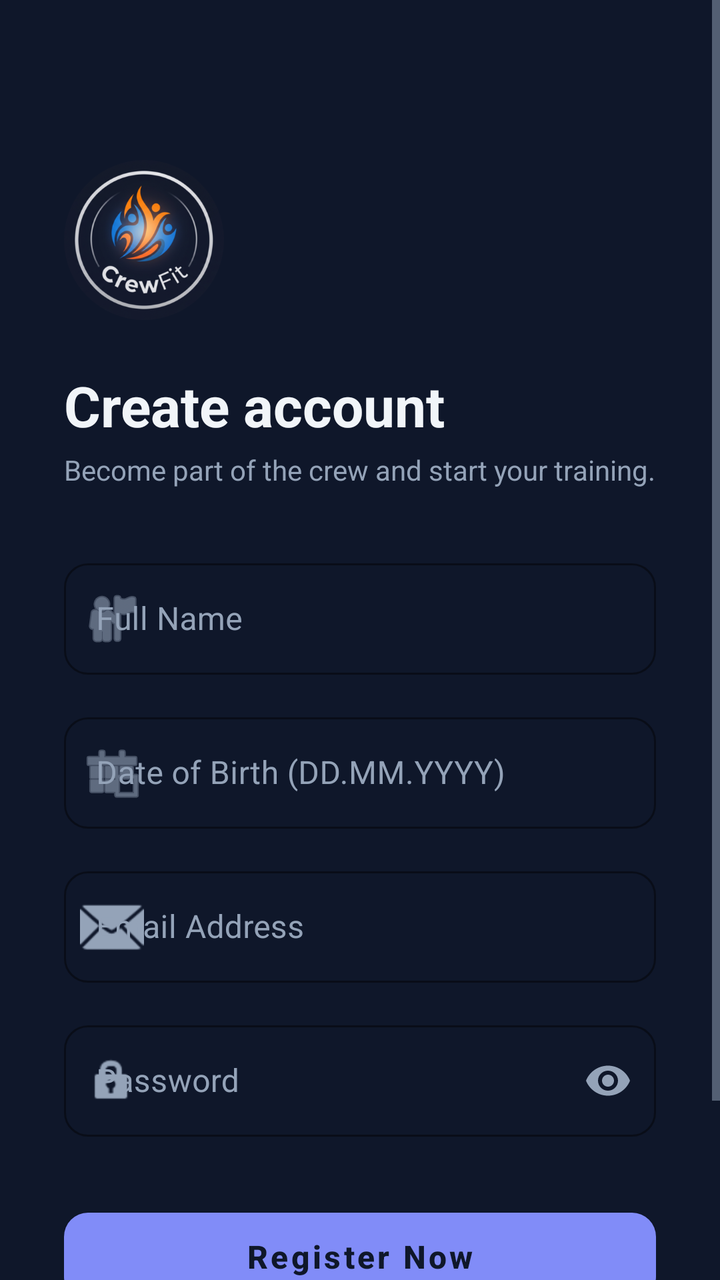
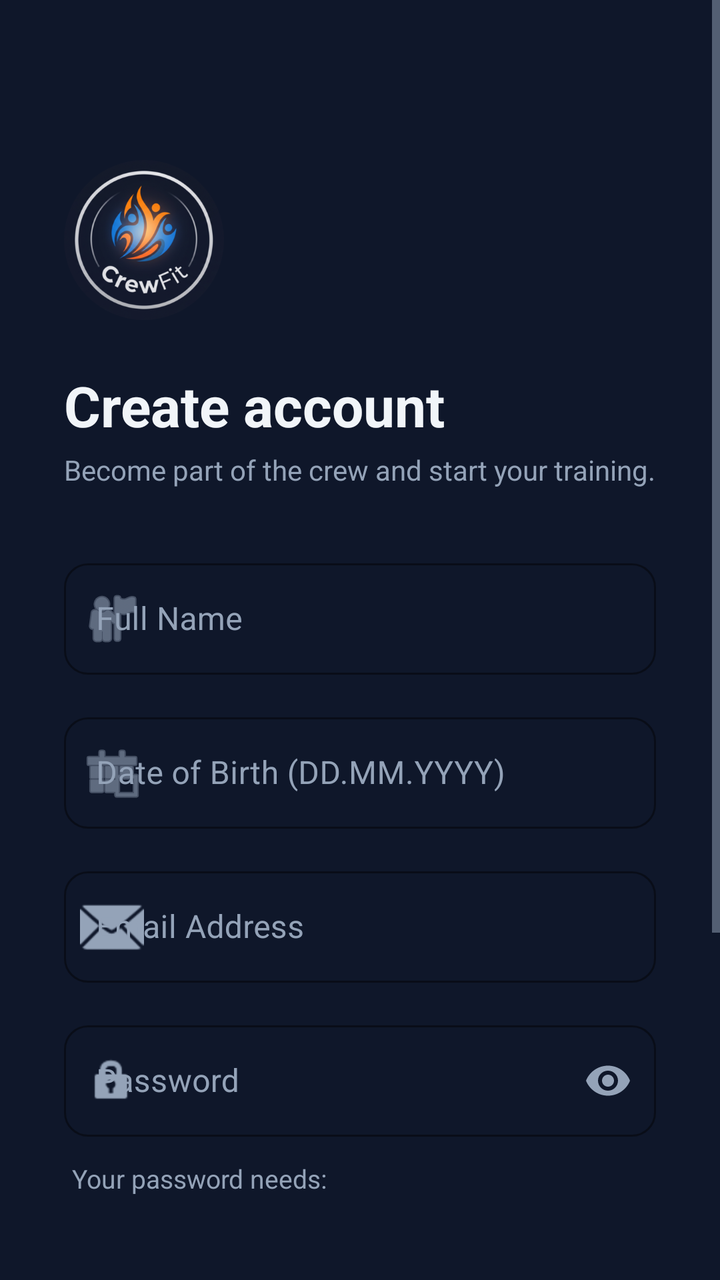

Before-and-after screenshots of an Android layout around one commit, followed by the original layout XML and the change that was made.
<!-- AndroidManifest.xml: application theme Theme.MobileSE -->
<!-- res/layout/screen_registration.xml -->
<?xml version="1.0" encoding="utf-8"?>
<ScrollView xmlns:android="http://schemas.android.com/apk/res/android"
    xmlns:app="http://schemas.android.com/apk/res-auto"
    android:layout_width="match_parent"
    android:layout_height="match_parent"
    android:fillViewport="true"
    android:background="@color/background">

    <androidx.constraintlayout.widget.ConstraintLayout
        android:layout_width="match_parent"
        android:layout_height="wrap_content"
        android:paddingTop="80dp"
        android:paddingStart="32dp"
        android:paddingEnd="32dp"
        android:paddingBottom="32dp">

        <com.google.android.material.card.MaterialCardView
            android:id="@+id/cvRegLogoContainer"
            android:layout_width="80dp"
            android:layout_height="80dp"
            app:cardCornerRadius="40dp"
            app:cardElevation="0dp"
            app:strokeWidth="0dp"
            app:cardBackgroundColor="@android:color/transparent"
            app:layout_constraintTop_toTopOf="parent"
            app:layout_constraintStart_toStartOf="parent">

            <ImageView
                android:id="@+id/ivRegLogo"
                android:layout_width="match_parent"
                android:layout_height="match_parent"
                android:src="@drawable/logo_new"
                android:contentDescription="@string/logo_desc"
                android:scaleType="centerCrop"
                android:padding="0dp" />
        </com.google.android.material.card.MaterialCardView>

        <TextView
            android:id="@+id/tvRegTitle"
            android:layout_width="wrap_content"
            android:layout_height="wrap_content"
            android:text="@string/create_account"
            android:textSize="28sp"
            android:textStyle="bold"
            android:textColor="@color/text_main"
            app:layout_constraintTop_toBottomOf="@id/cvRegLogoContainer"
            app:layout_constraintStart_toStartOf="parent"
            android:layout_marginTop="24dp"/>

        <TextView
            android:id="@+id/tvRegSub"
            android:layout_width="wrap_content"
            android:layout_height="wrap_content"
            android:text="@string/register_sub"
            android:textSize="14sp"
            android:textColor="@color/text_secondary"
            app:layout_constraintTop_toBottomOf="@id/tvRegTitle"
            app:layout_constraintStart_toStartOf="parent"
            android:layout_marginTop="4dp"/>

        <com.google.android.material.textfield.TextInputLayout
            android:id="@+id/tilRegName"
            style="@style/Widget.MaterialComponents.TextInputLayout.OutlinedBox"
            android:layout_width="match_parent"
            android:layout_height="wrap_content"
            android:hint="@string/full_name_hint"
            android:layout_marginTop="32dp"
            android:textColorHint="@color/text_secondary"
            app:hintTextColor="@color/primary"
            app:boxStrokeColor="@color/primary"
            app:layout_constraintTop_toBottomOf="@id/tvRegSub"
            app:startIconDrawable="@android:drawable/ic_menu_myplaces"
            app:startIconTint="@color/text_secondary"
            app:boxCornerRadiusTopStart="12dp"
            app:boxCornerRadiusTopEnd="12dp"
            app:boxCornerRadiusBottomStart="12dp"
            app:boxCornerRadiusBottomEnd="12dp">

            <com.google.android.material.textfield.TextInputEditText
                android:id="@+id/etRegName"
                android:layout_width="match_parent"
                android:layout_height="wrap_content"
                android:textColor="@color/text_main"
                android:inputType="textPersonName" />
        </com.google.android.material.textfield.TextInputLayout>

        <com.google.android.material.textfield.TextInputLayout
            android:id="@+id/tilRegBirth"
            style="@style/Widget.MaterialComponents.TextInputLayout.OutlinedBox"
            android:layout_width="match_parent"
            android:layout_height="wrap_content"
            android:hint="@string/birth_date_hint"
            android:layout_marginTop="16dp"
            android:textColorHint="@color/text_secondary"
            app:hintTextColor="@color/primary"
            app:boxStrokeColor="@color/primary"
            app:layout_constraintTop_toBottomOf="@id/tilRegName"
            app:startIconDrawable="@android:drawable/ic_menu_today"
            app:startIconTint="@color/text_secondary"
            app:boxCornerRadiusTopStart="12dp"
            app:boxCornerRadiusTopEnd="12dp"
            app:boxCornerRadiusBottomStart="12dp"
            app:boxCornerRadiusBottomEnd="12dp">

            
            <com.google.android.material.textfield.TextInputEditText
                android:id="@+id/etRegBirthDate"
                android:layout_width="match_parent"
                android:layout_height="wrap_content"
                android:textColor="@color/text_main"
                android:focusable="false"
                android:clickable="true"
                android:cursorVisible="false"
                android:inputType="none" />
        </com.google.android.material.textfield.TextInputLayout>

        <com.google.android.material.textfield.TextInputLayout
            android:id="@+id/tilRegEmail"
            style="@style/Widget.MaterialComponents.TextInputLayout.OutlinedBox"
            android:layout_width="match_parent"
            android:layout_height="wrap_content"
            android:hint="@string/email_hint"
            android:layout_marginTop="16dp"
            android:textColorHint="@color/text_secondary"
            app:hintTextColor="@color/primary"
            app:boxStrokeColor="@color/primary"
            app:layout_constraintTop_toBottomOf="@id/tilRegBirth"
            app:startIconDrawable="@android:drawable/ic_dialog_email"
            app:startIconTint="@color/text_secondary"
            app:boxCornerRadiusTopStart="12dp"
            app:boxCornerRadiusTopEnd="12dp"
            app:boxCornerRadiusBottomStart="12dp"
            app:boxCornerRadiusBottomEnd="12dp">

            <com.google.android.material.textfield.TextInputEditText
                android:id="@+id/etRegEmail"
                android:layout_width="match_parent"
                android:layout_height="wrap_content"
                android:textColor="@color/text_main"
                android:inputType="textEmailAddress" />
        </com.google.android.material.textfield.TextInputLayout>

        <com.google.android.material.textfield.TextInputLayout
            android:id="@+id/tilRegPass"
            style="@style/Widget.MaterialComponents.TextInputLayout.OutlinedBox"
            android:layout_width="match_parent"
            android:layout_height="wrap_content"
            android:hint="@string/password_hint"
            android:layout_marginTop="16dp"
            android:textColorHint="@color/text_secondary"
            app:hintTextColor="@color/primary"
            app:boxStrokeColor="@color/primary"
            app:layout_constraintTop_toBottomOf="@id/tilRegEmail"
            app:startIconDrawable="@android:drawable/ic_lock_idle_lock"
            app:startIconTint="@color/text_secondary"
            app:passwordToggleEnabled="true"
            app:passwordToggleTint="@color/text_secondary"
            app:boxCornerRadiusTopStart="12dp"
            app:boxCornerRadiusTopEnd="12dp"
            app:boxCornerRadiusBottomStart="12dp"
            app:boxCornerRadiusBottomEnd="12dp">

            <com.google.android.material.textfield.TextInputEditText
                android:id="@+id/etRegPassword"
                android:layout_width="match_parent"
                android:layout_height="wrap_content"
                android:textColor="@color/text_main"
                android:inputType="textPassword" />
        </com.google.android.material.textfield.TextInputLayout>

        <Button
            android:id="@+id/btnDoRegister"
            android:layout_width="match_parent"
            android:layout_height="56dp"
            android:text="@string/register_btn"
            android:textAllCaps="false"
            android:textSize="16sp"
            android:textStyle="bold"
            android:textColor="@color/background"
            app:cornerRadius="12dp"
            android:layout_marginTop="32dp"
            app:layout_constraintTop_toBottomOf="@id/tilRegPass" />

        <Button
            android:id="@+id/btnBackToLogin"
            style="@style/Widget.MaterialComponents.Button.TextButton"
            android:layout_width="match_parent"
            android:layout_height="wrap_content"
            android:text="@string/login_prompt"
            android:textAllCaps="false"
            android:textColor="@color/primary"
            android:layout_marginTop="8dp"
            app:layout_constraintTop_toBottomOf="@id/btnDoRegister" />

    </androidx.constraintlayout.widget.ConstraintLayout>
</ScrollView>
<!-- resources referenced by this layout -->
<resources>
  <color name="background">#0F172A</color>
  <color name="primary">#818CF8</color>
  <color name="text_main">#F1F5F9</color>
  <color name="text_secondary">#94A3B8</color>
  <!-- drawable logo_new: png bitmap (drawable, 164477 bytes) -->
  <string name="birth_date_hint">Date of Birth (DD.MM.YYYY)</string>
  <string name="create_account">Create account</string>
  <string name="email_hint">Email Address</string>
  <string name="full_name_hint">Full Name</string>
  <string name="login_prompt">Already have an account? Login</string>
  <string name="logo_desc">CrewFit Logo</string>
  <string name="password_hint">Password</string>
  <string name="register_btn">Register Now</string>
  <string name="register_sub">Become part of the crew and start your training.</string>
  <style name="Theme.MobileSE" parent="Base.Theme.MobileSE" />
  <style name="Base.Theme.MobileSE" parent="Theme.MaterialComponents.NoActionBar">
          
          <item name="colorPrimary">@color/primary</item>
          <item name="colorPrimaryVariant">@color/primary_dark</item>
          <item name="colorOnPrimary">@color/background</item>
          
          <item name="colorSecondary">@color/accent</item>
          <item name="colorSecondaryVariant">@color/accent</item>
          <item name="colorOnSecondary">@color/background</item>
          
          <item name="android:statusBarColor">@color/background</item>
          <item name="android:windowLightStatusBar">false</item>
          
          <item name="android:windowBackground">@color/background</item>
  
          
          <item name="android:textColorPrimary">@color/text_main</item>
          <item name="android:textColorSecondary">@color/text_secondary</item>
  
          
          <item name="materialCardViewStyle">@style/Widget.App.CardView</item>
      </style>
  <color name="primary_dark">#6366F1</color>
  <color name="accent">#34D399</color>
  <style name="Widget.App.CardView" parent="Widget.MaterialComponents.CardView">
          <item name="cardBackgroundColor">@color/surface</item>
          <item name="cardElevation">2dp</item>
          <item name="shapeAppearanceOverlay">@style/ShapeAppearance.App.MediumComponent</item>
      </style>
  <color name="surface">#1E293B</color>
  <style name="ShapeAppearance.App.MediumComponent" parent="ShapeAppearance.MaterialComponents.MediumComponent">
          <item name="cornerFamily">rounded</item>
          <item name="cornerSize">16dp</item>
      </style>
</resources>

<!-- the commit's change to res/layout/screen_registration.xml (unified diff, before → after) -->
@@ -168,6 +168,47 @@
                 android:inputType="textPassword" />
         </com.google.android.material.textfield.TextInputLayout>
 
+        
+        <LinearLayout
+            android:id="@+id/llPasswordRules"
+            android:layout_width="match_parent"
+            android:layout_height="wrap_content"
+            android:orientation="vertical"
+            android:layout_marginTop="12dp"
+            android:paddingStart="4dp"
+            android:paddingEnd="4dp"
+            app:layout_constraintTop_toBottomOf="@id/tilRegPass">
+
+            <TextView
+                android:id="@+id/tvPasswordRulesTitle"
+                android:layout_width="wrap_content"
+                android:layout_height="wrap_content"
+                android:text="@string/pw_requirements_title"
+                android:textColor="@color/text_secondary"
+                android:textSize="13sp"
+                android:layout_marginBottom="4dp" />
+
+            <TextView
+                android:id="@+id/tvRuleLength"
+                style="@style/PasswordRule" />
+
+            <TextView
+                android:id="@+id/tvRuleUppercase"
+                style="@style/PasswordRule" />
+
+            <TextView
+                android:id="@+id/tvRuleLowercase"
+                style="@style/PasswordRule" />
+
+            <TextView
+                android:id="@+id/tvRuleDigit"
+                style="@style/PasswordRule" />
+
+            <TextView
+                android:id="@+id/tvRuleSpecial"
+                style="@style/PasswordRule" />
+        </LinearLayout>
+
         <Button
             android:id="@+id/btnDoRegister"
             android:layout_width="match_parent"
@@ -178,8 +219,8 @@
             android:textStyle="bold"
             android:textColor="@color/background"
             app:cornerRadius="12dp"
-            android:layout_marginTop="32dp"
-            app:layout_constraintTop_toBottomOf="@id/tilRegPass" />
+            android:layout_marginTop="24dp"
+            app:layout_constraintTop_toBottomOf="@id/llPasswordRules" />
 
         <Button
             android:id="@+id/btnBackToLogin"
<!-- resource entries referenced after the edit -->
@@ -12,8 +12,17 @@
   <string name="login_prompt">Already have an account? Login</string>
   <string name="logo_desc">CrewFit Logo</string>
   <string name="password_hint">Password</string>
+  <string name="pw_requirements_title">Your password needs:</string>
   <string name="register_btn">Register Now</string>
   <string name="register_sub">Become part of the crew and start your training.</string>
+  <style name="PasswordRule">
+          <item name="android:layout_width">wrap_content</item>
+          <item name="android:layout_height">wrap_content</item>
+          <item name="android:textSize">13sp</item>
+          <item name="android:paddingTop">2dp</item>
+          <item name="android:paddingBottom">2dp</item>
+          <item name="android:textColor">@color/text_secondary</item>
+      </style>
   <style name="Theme.MobileSE" parent="Base.Theme.MobileSE" />
   <style name="Base.Theme.MobileSE" parent="Theme.MaterialComponents.NoActionBar">
           
